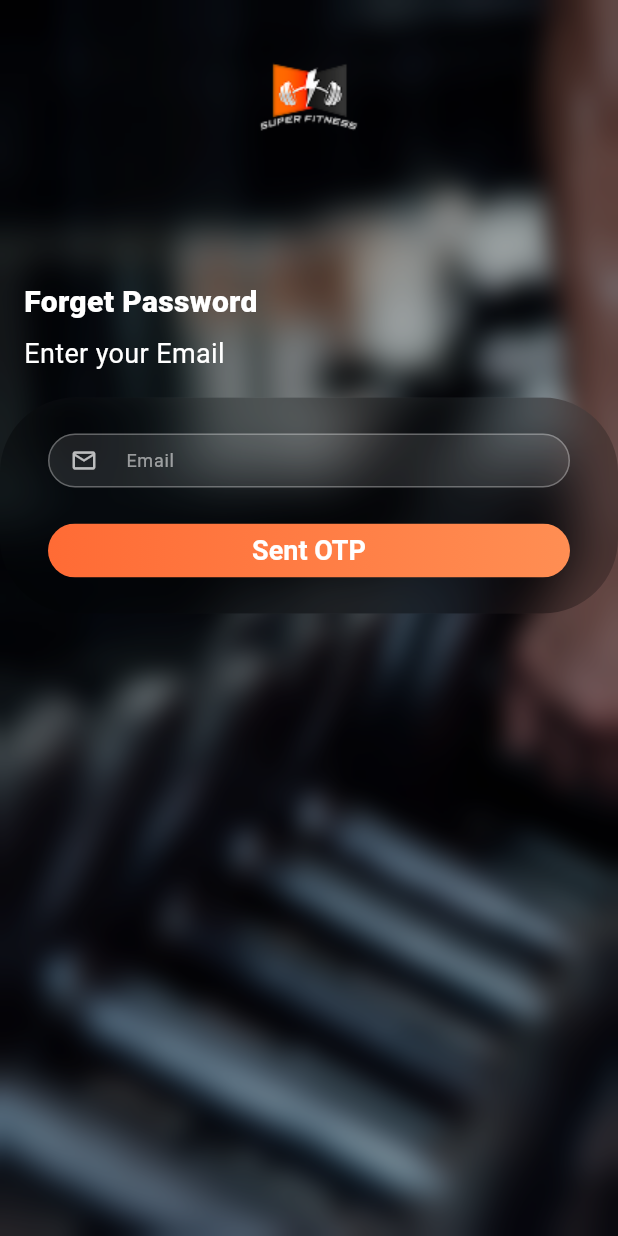
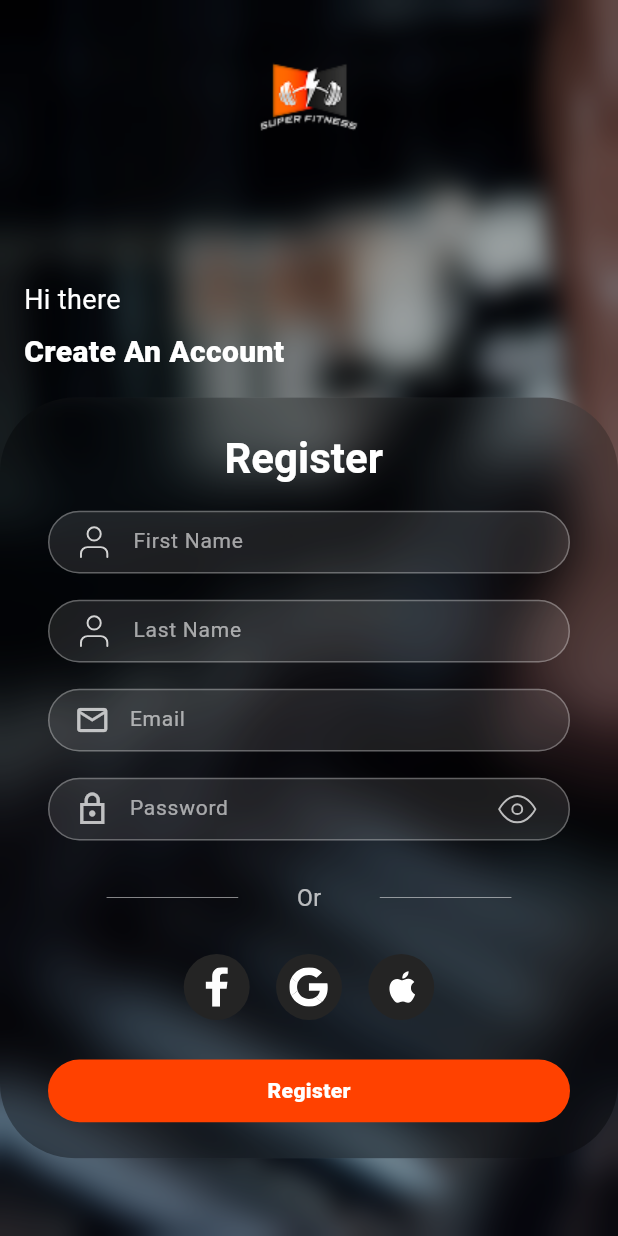
Before and after one commit to team-4-elevate/Fitness_app, a Flutter app: the screen it shows after launch, on a phone screen of 412 x 824 dp. Run offline on Flutter 3.47's test engine with Material 3 defaults, Android fonts, the light colour scheme and no system bars; our stand-ins replace connectivity_plus, dio, equatable, firebase_core, firebase_crashlytics, flutter_secure_storage and 7 more; accounts and stored records are empty.

Commit message:
first register page

```diff
--- a/lib/core/api/dio_client.dart
+++ b/lib/core/api/dio_client.dart
@@ -1,3 +1,4 @@
+// core/api/dio_client.dart
 import 'package:dio/dio.dart';
 import 'package:fitness_app/core/Constant/api_constants.dart';
 import 'package:fitness_app/core/api/api_client.dart';
@@ -163,7 +164,7 @@ class DioApiClient implements ApiClient {
       }
     } catch (e) {
       // Handle token error - navigate to login if needed
-      if (appCurrentRoute != AppRoutes.loginPage && appCurrentRoute != AppRoutes.signUpPage) {
+      if (appCurrentRoute != AppRoutes.loginPage && appCurrentRoute != AppRoutes.registerPage) {
         await localStorage.saveRememberMe(false);
         _appNavigator.pushNamedAndRemoveUntil(
           AppRoutes.loginPage,
--- a/lib/core/theme/app_theme.dart
+++ b/lib/core/theme/app_theme.dart
@@ -1,3 +1,4 @@
+// core/theme/app_theme.dart
 import 'package:fitness_app/core/theme/app_colors.dart';
 import 'package:fitness_app/core/responsive/responsive.dart';
 import 'package:fitness_app/core/utils/app_extensions.dart';
@@ -135,15 +136,13 @@ class AppTheme {
         foregroundColor: AppColors.white,
         shadowColor: AppColors.primaryOrange.withOpacity(0.3),
         elevation: 0,
+
         shape: RoundedRectangleBorder(
           borderRadius: BorderRadius.circular(
             R.borderButtonValue,
           ), // ✅ Responsive border
         ),
-        padding: EdgeInsets.symmetric(
-          horizontal: R.paddingLGValue, // ✅ Responsive padding
-          vertical: R.paddingMDValue, // ✅ Responsive padding
-        ),
+
         textStyle: TextStyle(
           fontSize: R.textMD, // ✅ Responsive font size
           fontWeight: FontWeight.w600,
@@ -237,7 +236,7 @@ class AppTheme {
       ),
       errorBorder: OutlineInputBorder(
         borderRadius: BorderRadius.circular(R.borderInputValue),
-        borderSide: BorderSide(color: AppColors.error, width: 1.r),
+        borderSide: BorderSide(color: AppColors.error, width: 2.r),
       ),
       focusedErrorBorder: OutlineInputBorder(
         borderRadius: BorderRadius.circular(R.borderInputValue),
@@ -499,18 +498,17 @@ class AppTheme {
       ),
       filled: true,
       fillColor: Colors.white.withOpacity(0.1),
-      contentPadding: EdgeInsets.symmetric(
-        horizontal: 20.r,
-        vertical: 16.r,
-      ),
-      prefixIcon: prefixIcon != null
+      contentPadding: EdgeInsets.symmetric(horizontal: 20.r, vertical: 16.r),
+      prefixIcon:
+          prefixIcon != null
               ? Icon(
                 prefixIcon,
                 color: Colors.white.withOpacity(0.7),
                 size: R.iconBase, // ✅ Responsive icon size
               )
               : null,
-      suffixIcon: suffixIcon != null
+      suffixIcon:
+          suffixIcon != null
               ? IconButton(
                 icon: Icon(
                   suffixIcon,
@@ -522,22 +520,15 @@ class AppTheme {
               : null,
       border: OutlineInputBorder(
         borderRadius: BorderRadius.circular(50.r),
-        borderSide: BorderSide(
-          color: Colors.white.withOpacity(0.2),
-        ),
+        borderSide: BorderSide(color: Colors.white.withOpacity(0.2)),
       ),
       enabledBorder: OutlineInputBorder(
         borderRadius: BorderRadius.circular(50.r),
-        borderSide: BorderSide(
-          color: Colors.white.withOpacity(0.2),
-        ),
+        borderSide: BorderSide(color: Colors.white.withOpacity(0.2)),
       ),
       focusedBorder: OutlineInputBorder(
         borderRadius: BorderRadius.circular(50.r),
-        borderSide: BorderSide(
-          color: AppColors.primaryOrange,
-          width: 1.5.r,
-        ),
+        borderSide: BorderSide(color: AppColors.primaryOrange, width: 1.5.r),
       ),
       errorBorder: OutlineInputBorder(
         borderRadius: BorderRadius.circular(50.r),
--- a/lib/features/auth/presentation/auth_common_widgets/custom_auth_view.dart
+++ b/lib/features/auth/presentation/auth_common_widgets/custom_auth_view.dart
@@ -26,9 +26,10 @@ class CustomAuthScreensView extends StatelessWidget {
             child: Container(color: Colors.black.withOpacity(0.3)),
           ),
           SafeArea(
-            child: Column(
-              crossAxisAlignment: CrossAxisAlignment.start,
-              children: [
+            child: SingleChildScrollView(
+              child: Column(
+                crossAxisAlignment: CrossAxisAlignment.start,
+                children: [
                 const SizedBox(height: 40),
                 Center(
                   child: SizedBox(
@@ -88,6 +89,7 @@ class CustomAuthScreensView extends StatelessWidget {
               ],
             ),
           ),
+          ),
         ],
       ),
     );
--- /dev/null
+++ b/lib/features/auth/presentation/auth_common_widgets/social_buttons.dart
@@ -0,0 +1,97 @@
+// features/auth/presentation/auth_common_widgets/social_buttons.dart
+import 'package:fitness_app/core/theme/app_colors.dart';
+import 'package:fitness_app/core/utils/app_extensions.dart';
+import 'package:flutter/material.dart';
+import 'package:flutter_svg/flutter_svg.dart';
+
+class SocialButtons extends StatelessWidget {
+  const SocialButtons({super.key});
+
+  @override
+  Widget build(BuildContext context) {
+    return Column(
+      children: [
+        Row(
+          mainAxisAlignment: MainAxisAlignment.spaceBetween,
+          children: [
+            SizedBox(height: 2.r),
+            Container(
+              height: .2.r,
+              width: 80.r,
+              decoration: BoxDecoration(
+                color: AppColors.backgroundLight,
+                borderRadius: BorderRadius.circular(8.r),
+              ),
+            ),
+            Text(
+              "Or",
+              style: TextStyle(
+                color: Colors.white.withOpacity(0.7),
+                fontSize: 14.r,
+              ),
+            ),
+            Container(
+              height: .2.r,
+              width: 80.r,
+              decoration: BoxDecoration(
+                color: AppColors.backgroundLight,
+                borderRadius: BorderRadius.circular(8.r),
+              ),
+            ),
+            SizedBox(height: 2.r),
+          ],
+        ),
+
+        SizedBox(height: 24.r),
+
+        // Social media buttons
+        Row(
+          mainAxisAlignment: MainAxisAlignment.center,
+          children: [
+            // Facebook
+            _SocialButton(
+              iconPath: 'assets/icons/facebook.svg',
+              onTap: () {
+              },
+            ),
+
+            // Google
+            SizedBox(width: 16.r),
+            _SocialButton(
+              iconPath: 'assets/icons/google.svg',
+              onTap: () {
+              },
+            ),
+
+            // Apple
+            SizedBox(width: 16.r),
+            _SocialButton(
+              iconPath: 'assets/icons/apple.svg',
+              onTap: () {
+              },
+            ),
+          ],
+        ),
+      ],
+    );
+  }
+}
+
+class _SocialButton extends StatelessWidget {
+  final String iconPath;
+  final VoidCallback onTap;
+
+  const _SocialButton({required this.iconPath, required this.onTap, super.key});
+
+  @override
+  Widget build(BuildContext context) {
+    return GestureDetector(
+      onTap: onTap,
+      child: CircleAvatar(
+        radius: 20.r,
+        backgroundColor: AppColors.surfaceDark,
+        child: SvgPicture.asset(iconPath, height: 24.r, width: 24.r),
+      ),
+    );
+  }
+}
--- /dev/null
+++ b/lib/features/auth/presentation/register/register_view.dart
@@ -0,0 +1,324 @@
+// features/auth/presentation/register/register_view.dart
+import 'package:fitness_app/core/utils/app_extensions.dart';
+import 'package:fitness_app/core/utils/app_validator.dart';
+import 'package:fitness_app/features/auth/domain/arguments/auth_pages_ui_arguments.dart';
+import 'package:fitness_app/features/auth/presentation/auth_common_widgets/custom_auth_view.dart';
+import 'package:fitness_app/features/auth/presentation/auth_common_widgets/social_buttons.dart';
+import 'package:fitness_app/core/theme/app_colors.dart';
+import 'package:flutter/material.dart';
+import 'package:flutter_svg/flutter_svg.dart';
+
+class RegisterView extends StatefulWidget {
+  const RegisterView({super.key});
+
+  @override
+  State<RegisterView> createState() => _RegisterViewState();
+}
+
+class _RegisterViewState extends State<RegisterView> {
+  bool _obscurePassword = true;
+  bool _hasFirstNameError = false;
+  bool _hasLastNameError = false;
+  bool _hasEmailError = false;
+  bool _hasPasswordError = false;
+
+  // Controllers to track current values
+  final _firstNameController = TextEditingController();
+  final _lastNameController = TextEditingController();
+  final _emailController = TextEditingController();
+  final _passwordController = TextEditingController();
+
+  //form key
+  final GlobalKey<FormState> _formKey = GlobalKey<FormState>();
+
+  @override
+  void initState() {
+    super.initState();
+    _firstNameController.addListener(_updateFirstNameErrorState);
+    _lastNameController.addListener(_updateLastNameErrorState);
+    _emailController.addListener(_updateEmailErrorState);
+    _passwordController.addListener(_updatePasswordErrorState);
+  }
+
+  @override
+  void dispose() {
+    _firstNameController.removeListener(_updateFirstNameErrorState);
+    _lastNameController.removeListener(_updateLastNameErrorState);
+    _emailController.removeListener(_updateEmailErrorState);
+    _passwordController.removeListener(_updatePasswordErrorState);
+
+    _firstNameController.dispose();
+    _lastNameController.dispose();
+    _emailController.dispose();
+    _passwordController.dispose();
+    super.dispose();
+  }
+
+  void _updateFirstNameErrorState() {
+    final error = AppValidators.validateFirstName(_firstNameController.text);
+    final hasError = error != null;
+    if (hasError != _hasFirstNameError) {
+      setState(() {
+        _hasFirstNameError = hasError;
+      });
+    }
+  }
+
+  void _updateLastNameErrorState() {
+    final error = AppValidators.validateLastName(_lastNameController.text);
+    final hasError = error != null;
+    if (hasError != _hasLastNameError) {
+      setState(() {
+        _hasLastNameError = hasError;
+      });
+    }
+  }
+
+  void _updateEmailErrorState() {
+    final error = AppValidators.validateEmail(_emailController.text);
+    final hasError = error != null;
+    if (hasError != _hasEmailError) {
+      setState(() {
+        _hasEmailError = hasError;
+      });
+    }
+  }
+
+  void _updatePasswordErrorState() {
+    final error = AppValidators.validatePassword(_passwordController.text);
+    final hasError = error != null;
+    if (hasError != _hasPasswordError) {
+      setState(() {
+        _hasPasswordError = hasError;
+      });
+    }
+  }
+
+  void _updateAllErrorStates() {
+    if (!mounted) return;
+
+    setState(() {
+      _hasFirstNameError =
+          AppValidators.validateFirstName(_firstNameController.text) != null;
+      _hasLastNameError =
+          AppValidators.validateLastName(_lastNameController.text) != null;
+      _hasEmailError =
+          AppValidators.validateEmail(_emailController.text) != null;
+      _hasPasswordError =
+          AppValidators.validatePassword(_passwordController.text) != null;
+    });
+  }
+
+  @override
+  Widget build(BuildContext context) {
+    return PopScope(
+      canPop: false,
+      child: CustomAuthScreensView(
+        //-----------------------------------------------------title arguments
+        args: AuthPagesUiArguments(
+          firstTitleArguments: const AuthPageTitleArguments(
+            isBold: false,
+            text: 'Hi there',
+          ),
+          secondTitleArguments: const AuthPageTitleArguments(
+            isBold: true,
+            text: 'Create An Account',
+          ),
+
+          isRegister: false,
+
+          content: Form(
+            key: _formKey,
+            child: SingleChildScrollView(
+              child: Column(
+                crossAxisAlignment: CrossAxisAlignment.start,
+                children: [
+                  Center(
+                    child: Text(
+                      "Register ",
+                      style: Theme.of(context).textTheme.headlineMedium,
+                    ),
+                  ),
+                  SizedBox(height: 16.r),
+
+                  //------------------------------------------------------first name
+                  SizedBox(
+                    height: _hasFirstNameError ? 60.r : 38.r,
+                    width: double.infinity,
+                    child: TextFormField(
+                      controller: _firstNameController,
+                      keyboardType: TextInputType.name,
+                      validator: AppValidators.validateFirstName,
+                      autovalidateMode: AutovalidateMode.onUserInteraction,
+                      decoration: InputDecoration(
+                        errorText:
+                            _hasFirstNameError
+                                ? AppValidators.validateFirstName(
+                                  _firstNameController.text,
+                                )
+                                : null,
+                        prefixIcon: Padding(
+                          padding: EdgeInsets.only(left: 16.r, right: 8.r),
+                          child: SvgPicture.asset(
+                            'assets/icons/user.svg',
+                            height: 24.r,
+                            width: 24.r,
+                          ),
+                        ),
+                        hintText: 'First Name',
+                      ),
+                    ),
+                  ),
+                  SizedBox(height: 16.r),
+
+                  //------------------------------------------------------second name
+                  SizedBox(
+                    height: _hasLastNameError ? 60.r : 38.r,
+                    width: double.infinity,
+                    child: TextFormField(
+                      controller: _lastNameController,
+                      keyboardType: TextInputType.name,
+                      validator: AppValidators.validateLastName,
+                      autovalidateMode: AutovalidateMode.onUserInteraction,
+                      decoration: InputDecoration(
+                        errorText:
+                            _hasLastNameError
+                                ? AppValidators.validateLastName(
+                                  _lastNameController.text,
+                                )
+                                : null,
+                        prefixIcon: Padding(
+                          padding: EdgeInsets.only(left: 16.r, right: 8.r),
+                          child: SvgPicture.asset(
+                            'assets/icons/user.svg',
+                            height: 24.r,
+                            width: 24.r,
+                          ),
+                        ),
+                        hintText: 'Last Name',
+                      ),
+                    ),
+                  ),
+
+                  SizedBox(height: 16.r),
+
+                  //------------------------------------------------------email
+                  SizedBox(
+                    height: _hasEmailError ? 60.r : 38.r,
+                    width: double.infinity,
+                    child: TextFormField(
+                      controller: _emailController,
+                      keyboardType: TextInputType.emailAddress,
+                      validator: AppValidators.validateEmail,
+                      autovalidateMode: AutovalidateMode.onUserInteraction,
+                      decoration: InputDecoration(
+                        errorText:
+                            _hasEmailError
+                                ? AppValidators.validateEmail(
+                                  _emailController.text,
+                                )
+                                : null,
+                        prefixIcon: Padding(
+                          padding: EdgeInsets.only(left: 16.r, right: 8.r),
+                          child: Icon(Icons.email_outlined),
+                        ),
+                        hintText: 'Email',
+                      ),
+                    ),
+                  ),
+
+                  SizedBox(height: 16.r),
+
+                  //------------------------------------------------------Password
+                  SizedBox(
+                    height: _hasPasswordError ? 60.r : 38.r,
+                    width: double.infinity,
+                    child: TextFormField(
+                      controller: _passwordController,
+                      obscureText: _obscurePassword,
+                      keyboardType: TextInputType.visiblePassword,
+                      validator: AppValidators.validatePassword,
+                      autovalidateMode: AutovalidateMode.onUserInteraction,
+                      decoration: InputDecoration(
+                        errorText:
+                            _hasPasswordError
+                                ? AppValidators.validatePassword(
+                                  _passwordController.text,
+                                )
+                                : null,
+                        prefixIcon: Padding(
+                          padding: EdgeInsets.only(left: 16.r, right: 8.r),
+                          child: Icon(Icons.lock_outline_sharp),
+                        ),
+                        hintText: 'Password',
+                        suffixIcon: GestureDetector(
+                          onTap: () {
+                            setState(() {
+                              _obscurePassword = !_obscurePassword;
+                            });
+                          },
+                          child: Padding(
+                            padding: EdgeInsets.only(right: 20.r),
+                            child: SvgPicture.asset(
+                              'assets/icons/eye.svg',
+                              height: 24.r,
+                              width: 24.r,
+                              colorFilter: ColorFilter.mode(
+                                _obscurePassword
+                                    ? Colors.white.withOpacity(0.7)
+                                    : AppColors.primaryOrange,
+                                BlendMode.srcIn,
+                              ),
+                            ),
+                          ),
+                        ),
+                      ),
+                    ),
+                  ),
+
+                  SizedBox(height: 24.r),
+
+                  //------------------------------------------------------social register
+                  const SocialButtons(),
+                  SizedBox(height: 24.r),
+
+                  //------------------------------------------------------register button
+                  SizedBox(
+                    height: 38.r,
+                    width: double.infinity,
+                    child: ElevatedButton(
+                      child: Text(
+                        "Register",
+                        style: Theme.of(context).textTheme.bodyMedium?.copyWith(
+                          fontWeight: FontWeight.w800,
+                        ),
+                      ),
+
+                      onPressed: () {
+                        // Validate all fields
+                        final isValid =
+                            _formKey.currentState?.validate() ?? false;
+
+                        WidgetsBinding.instance.addPostFrameCallback((_) {
+                          _updateAllErrorStates();
+                        });
+
+                        if (isValid) {
+                          ScaffoldMessenger.of(context).showSnackBar(
+                            const SnackBar(
+                              content: Text('Registration successful'),
+                            ),
+                          );
+                        }
+                      },
+                    ),
+                  ),
+                ],
+              ),
+            ),
+          ),
+        ),
+      ),
+    );
+  }
+}
--- a/lib/main.dart
+++ b/lib/main.dart
@@ -8,6 +8,7 @@ import 'package:fitness_app/core/di/di.dart';
 import 'package:fitness_app/core/theme/app_theme.dart';
 import 'package:fitness_app/core/utils/navigation_services.dart';
 import 'package:fitness_app/features/auth/presentation/forget_password/view/forget_password_view/forget_password_page.dart';
+import 'package:fitness_app/features/auth/presentation/register/register_view.dart';
 import 'package:fitness_app/features/home/home.dart';
 import 'package:fitness_app/firebase_options.dart';
 import 'package:fitness_app/generated/l10n/app_localizations.dart';
@@ -63,7 +64,7 @@ class MyApp extends StatelessWidget {
               // routes: {'/home': (context) => const Home()},
 
               //home: const Home(),
-              home: ForgetPasswordPage(),
+              home: RegisterView(),
             ),
           );
         },
```
Also changed, not shown: lib/core/routes/app_routes.dart (+2 -13 lines), lib/core/routes/app_routes_generator.dart (+8 -0 lines), assets/icons/apple.svg (added), assets/icons/eye.svg (added), assets/icons/facebook.svg (added), assets/icons/google.svg (added), assets/icons/user.svg (added), 2 other files. Lines whose indentation alone changed are shown as unchanged.
